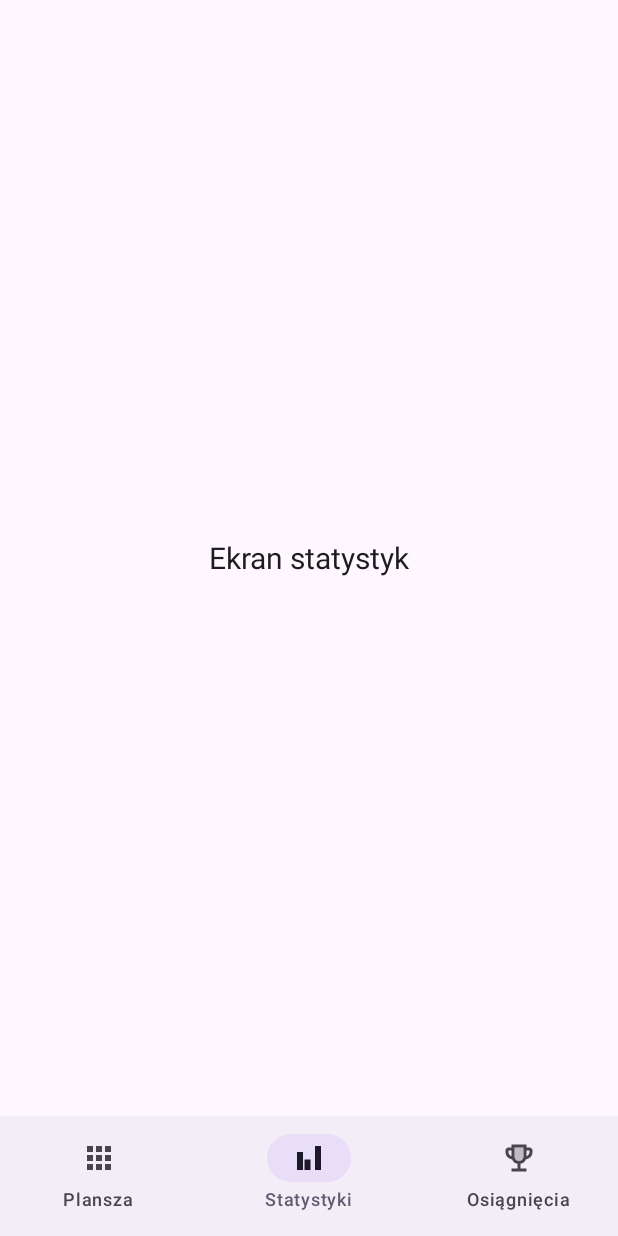
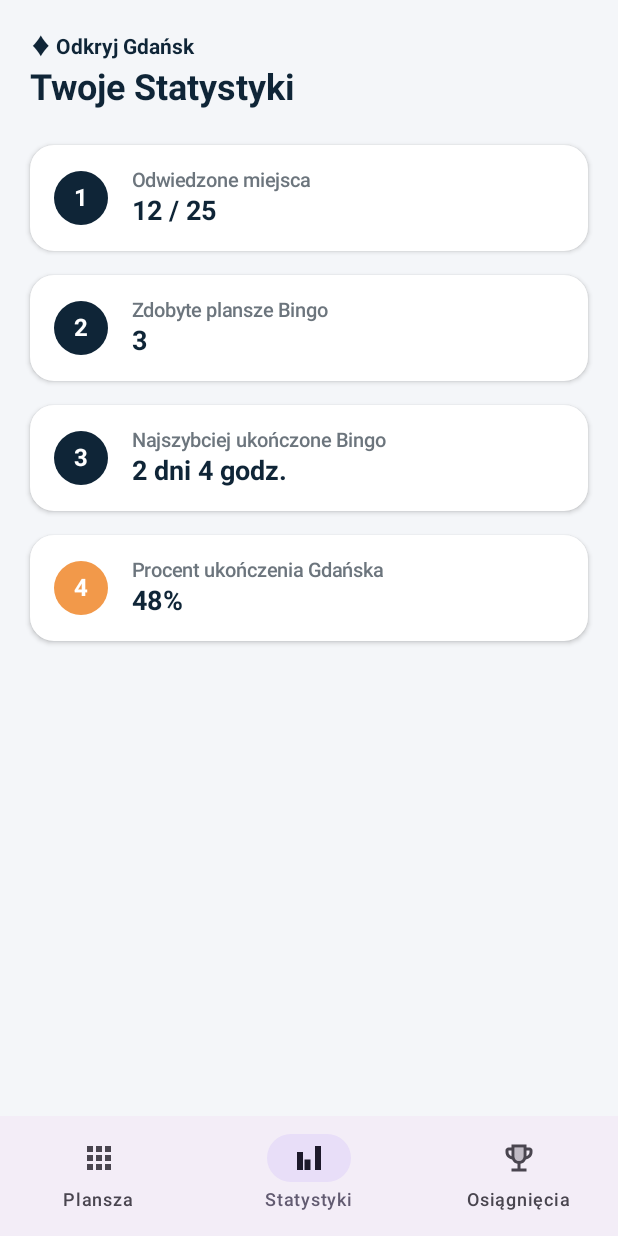
Before and after one commit to Agneshka1/Bingohood, an Android app built with Jetpack Compose: the StatsScreen screen opened through its navigation route, on a phone screen of 412 x 824 dp. Run offline under Robolectric (Android 15) with nearby library versions, the phone set to English and light mode, and no system bars.

Commit message:
Add statistics screen

```diff
--- a/app/src/main/java/pl/bingohood/app/stats/StatsScreen.kt
+++ b/app/src/main/java/pl/bingohood/app/stats/StatsScreen.kt
@@ -1,18 +1,132 @@
 package pl.bingohood.app.stats
 
-import androidx.compose.foundation.layout.Box
-import androidx.compose.foundation.layout.fillMaxSize
+import androidx.compose.foundation.background
+import androidx.compose.foundation.layout.*
+import androidx.compose.foundation.lazy.LazyColumn
+import androidx.compose.foundation.shape.CircleShape
+import androidx.compose.foundation.shape.RoundedCornerShape
+import androidx.compose.material3.Card
+import androidx.compose.material3.CardDefaults
 import androidx.compose.material3.Text
 import androidx.compose.runtime.Composable
 import androidx.compose.ui.Alignment
 import androidx.compose.ui.Modifier
+import androidx.compose.ui.graphics.Color
+import androidx.compose.ui.text.font.FontWeight
+import androidx.compose.ui.tooling.preview.Preview
+import androidx.compose.ui.unit.dp
 import androidx.compose.ui.unit.sp
+
+// Kolory wyciągnięte ze stylu makiety
+val BackgroundColor = Color(0xFFF4F6F9) // Delikatne jasnoszare tło
+val PrimaryNavy = Color(0xFF0F2537)     // Ciemny granat
+val AccentOrange = Color(0xFFF2994A)    // Pomarańczowy akcent
+val SecondaryText = Color(0xFF6C757D)   // Szary kolor pomocniczego tekstu
 
 @Composable
 fun StatsScreen() {
     Box(
-        modifier = Modifier.fillMaxSize(),
-        contentAlignment = Alignment.Center,
-        content = { Text("Ekran statystyk", fontSize = 20.sp) }
-    )
+        modifier = Modifier
+            .fillMaxSize()
+            .background(BackgroundColor)
+    ) {
+        LazyColumn(
+            modifier = Modifier
+                .fillMaxSize()
+                .padding(20.dp),
+            verticalArrangement = Arrangement.spacedBy(16.dp),
+            horizontalAlignment = Alignment.Start
+        ) {
+            // Nagłówek w stylu makiety
+            item {
+                Column(modifier = Modifier.padding(bottom = 8.dp)) {
+                    Text(
+                        text = "♦ Odkryj Gdańsk",
+                        fontSize = 14.sp,
+                        fontWeight = FontWeight.Bold,
+                        color = PrimaryNavy
+                    )
+                    Spacer(modifier = Modifier.height(4.dp))
+                    Text(
+                        text = "Twoje Statystyki",
+                        fontSize = 24.sp,
+                        fontWeight = FontWeight.Bold,
+                        color = PrimaryNavy
+                    )
+                }
+            }
+
+            // Kafelki ze statystykami z podświetlonymi numerkami
+            item {
+                StatCard(number = "1", title = "Odwiedzone miejsca", value = "12 / 25", badgeColor = PrimaryNavy)
+            }
+            item {
+                StatCard(number = "2", title = "Zdobyte plansze Bingo", value = "3", badgeColor = PrimaryNavy)
+            }
+            item {
+                StatCard(number = "3", title = "Najszybciej ukończone Bingo", value = "2 dni 4 godz.", badgeColor = PrimaryNavy)
+            }
+            item {
+                StatCard(number = "4", title = "Procent ukończenia Gdańska", value = "48%", badgeColor = AccentOrange)
+            }
+        }
+    }
 }
+
+// Komponent karty dopasowany wizualnie do zaokrągleń i stylu ze zdjęcia
+@Composable
+fun StatCard(number: String, title: String, value: String, badgeColor: Color) {
+    Card(
+        modifier = Modifier.fillMaxWidth(),
+        shape = RoundedCornerShape(16.dp),
+        colors = CardDefaults.cardColors(containerColor = Color.White),
+        elevation = CardDefaults.cardElevation(defaultElevation = 2.dp)
+    ) {
+        Row(
+            modifier = Modifier
+                .fillMaxWidth()
+                .padding(16.dp),
+            verticalAlignment = Alignment.CenterVertically
+        ) {
+            // Okrągła ikona z numerkiem w stylu listy z makiety
+            Box(
+                modifier = Modifier
+                    .size(36.dp)
+                    .background(color = badgeColor, shape = CircleShape),
+                contentAlignment = Alignment.Center
+            ) {
+                Text(
+                    text = number,
+                    color = Color.White,
+                    fontWeight = FontWeight.Bold,
+                    fontSize = 16.sp
+                )
+            }
+
+            Spacer(modifier = Modifier.width(16.dp))
+
+            // Tekst statystyki
+            Column {
+                Text(
+                    text = title,
+                    fontSize = 13.sp,
+                    color = SecondaryText,
+                    fontWeight = FontWeight.Medium
+                )
+                Spacer(modifier = Modifier.height(2.dp))
+                Text(
+                    text = value,
+                    fontSize = 18.sp,
+                    fontWeight = FontWeight.Bold,
+                    color = PrimaryNavy
+                )
+            }
+        }
+    }
+}
+
+@Preview(showBackground = true)
+@Composable
+fun StatsScreenPreview() {
+    StatsScreen()
+}
```
